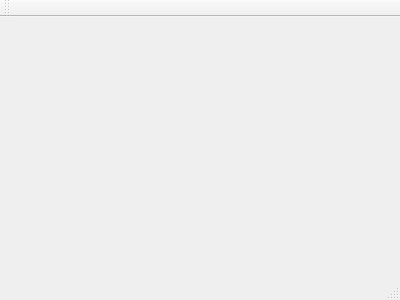
This is vpn/mainwindow.ui in leekeith/EECE412 as Qt 5 draws it before an edit. The edited form follows.
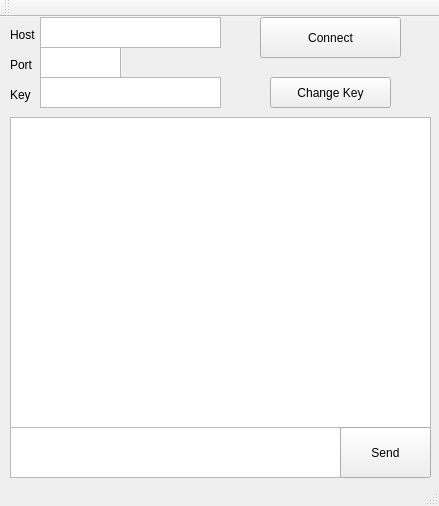
This is the edited form.

Commit message: Added basic fields to GUI

```diff
--- a/vpn/mainwindow.ui
+++ b/vpn/mainwindow.ui
@@ -1,24 +1,168 @@
 <ui version="4.0">
  <class>MainWindow</class>
- <widget class="QMainWindow" name="MainWindow" >
-  <property name="geometry" >
+ <widget class="QMainWindow" name="MainWindow">
+  <property name="geometry">
    <rect>
     <x>0</x>
     <y>0</y>
-    <width>400</width>
-    <height>300</height>
+    <width>439</width>
+    <height>506</height>
    </rect>
   </property>
   <property name="windowTitle" >
    <string>MainWindow</string>
   </property>
-  <widget class="QMenuBar" name="menuBar" />
-  <widget class="QToolBar" name="mainToolBar" />
-  <widget class="QWidget" name="centralWidget" />
-  <widget class="QStatusBar" name="statusBar" />
+  <widget class="QWidget" name="centralWidget">
+   <widget class="QPushButton" name="pushButton_connect">
+    <property name="geometry">
+     <rect>
+      <x>260</x>
+      <y>0</y>
+      <width>141</width>
+      <height>41</height>
+     </rect>
+    </property>
+    <property name="text">
+     <string>Connect</string>
+    </property>
+   </widget>
+   <widget class="QPlainTextEdit" name="plainTextEdit_host">
+    <property name="geometry">
+     <rect>
+      <x>40</x>
+      <y>0</y>
+      <width>181</width>
+      <height>31</height>
+     </rect>
+    </property>
+   </widget>
+   <widget class="QLabel" name="label_host">
+    <property name="geometry">
+     <rect>
+      <x>10</x>
+      <y>10</y>
+      <width>31</width>
+      <height>16</height>
+     </rect>
+    </property>
+    <property name="text">
+     <string>Host</string>
+    </property>
+   </widget>
+   <widget class="QLabel" name="label_port">
+    <property name="geometry">
+     <rect>
+      <x>10</x>
+      <y>40</y>
+      <width>31</width>
+      <height>16</height>
+     </rect>
+    </property>
+    <property name="text">
+     <string>Port</string>
+    </property>
+   </widget>
+   <widget class="QPlainTextEdit" name="plainTextEdit_port">
+    <property name="geometry">
+     <rect>
+      <x>40</x>
+      <y>30</y>
+      <width>81</width>
+      <height>31</height>
+     </rect>
+    </property>
+   </widget>
+   <widget class="QTextBrowser" name="textBrowser">
+    <property name="geometry">
+     <rect>
+      <x>10</x>
+      <y>100</y>
+      <width>421</width>
+      <height>311</height>
+     </rect>
+    </property>
+   </widget>
+   <widget class="QPlainTextEdit" name="plainTextEdit_message">
+    <property name="geometry">
+     <rect>
+      <x>10</x>
+      <y>410</y>
+      <width>331</width>
+      <height>51</height>
+     </rect>
+    </property>
+   </widget>
+   <widget class="QPushButton" name="pushButton_send">
+    <property name="geometry">
+     <rect>
+      <x>340</x>
+      <y>410</y>
+      <width>91</width>
+      <height>51</height>
+     </rect>
+    </property>
+    <property name="text">
+     <string>Send</string>
+    </property>
+   </widget>
+   <widget class="QPlainTextEdit" name="plainTextEdit_key">
+    <property name="geometry">
+     <rect>
+      <x>40</x>
+      <y>60</y>
+      <width>181</width>
+      <height>31</height>
+     </rect>
+    </property>
+   </widget>
+   <widget class="QLabel" name="label_key">
+    <property name="geometry">
+     <rect>
+      <x>10</x>
+      <y>70</y>
+      <width>31</width>
+      <height>16</height>
+     </rect>
+    </property>
+    <property name="text">
+     <string>Key</string>
+    </property>
+   </widget>
+   <widget class="QPushButton" name="pushButton_changeKey">
+    <property name="geometry">
+     <rect>
+      <x>270</x>
+      <y>60</y>
+      <width>121</width>
+      <height>31</height>
+     </rect>
+    </property>
+    <property name="text">
+     <string>Change Key</string>
+    </property>
+   </widget>
+  </widget>
+  <widget class="QMenuBar" name="menuBar">
+   <property name="geometry">
+    <rect>
+     <x>0</x>
+     <y>0</y>
+     <width>439</width>
+     <height>20</height>
+    </rect>
+   </property>
+  </widget>
+  <widget class="QToolBar" name="mainToolBar">
+   <attribute name="toolBarArea">
+    <enum>TopToolBarArea</enum>
+   </attribute>
+   <attribute name="toolBarBreak">
+    <bool>false</bool>
+   </attribute>
+  </widget>
+  <widget class="QStatusBar" name="statusBar"/>
  </widget>
- <layoutDefault spacing="6" margin="11" />
- <pixmapfunction></pixmapfunction>
+ <layoutdefault spacing="6" margin="11"/>
  <resources/>
  <connections/>
 </ui>
```
Left out of the diff: 3 changed lines with no effect on the pictures. The commit also changes 1 other file.
